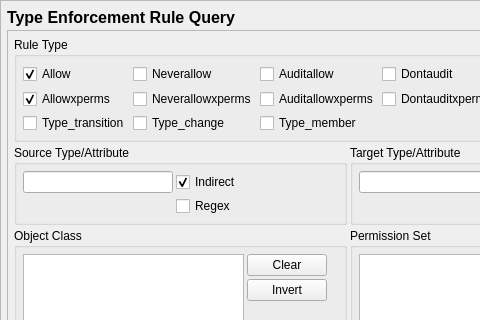
Above: setoolsgui/apol/terulequery.ui from SELinuxProject/setools before the change; both pictures show x 0 to 480 and y 0 to 320 of the 774 by 846 pixel window. Below: the same form after it.
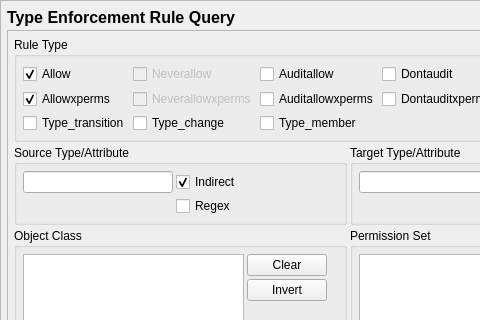
That is the form after the change. Custom widgets are drawn as their Qt base class.

Diff of the .ui file:
```diff
--- a/setoolsgui/apol/terulequery.ui
+++ b/setoolsgui/apol/terulequery.ui
@@ -465,6 +465,12 @@
           </item>
           <item row="0" column="1">
            <widget class="QCheckBox" name="neverallow">
+            <property name="enabled">
+             <bool>false</bool>
+            </property>
+            <property name="toolTip">
+             <string>Neverallow is not available in binary policies.</string>
+            </property>
             <property name="text">
              <string>Neverallow</string>
             </property>
@@ -482,6 +488,12 @@
           </item>
           <item row="1" column="1">
            <widget class="QCheckBox" name="neverallowxperm">
+            <property name="enabled">
+             <bool>false</bool>
+            </property>
+            <property name="toolTip">
+             <string>Neverallowxperms is not available in binary policies.</string>
+            </property>
             <property name="text">
              <string>Neverallowxperms</string>
             </property>
```
